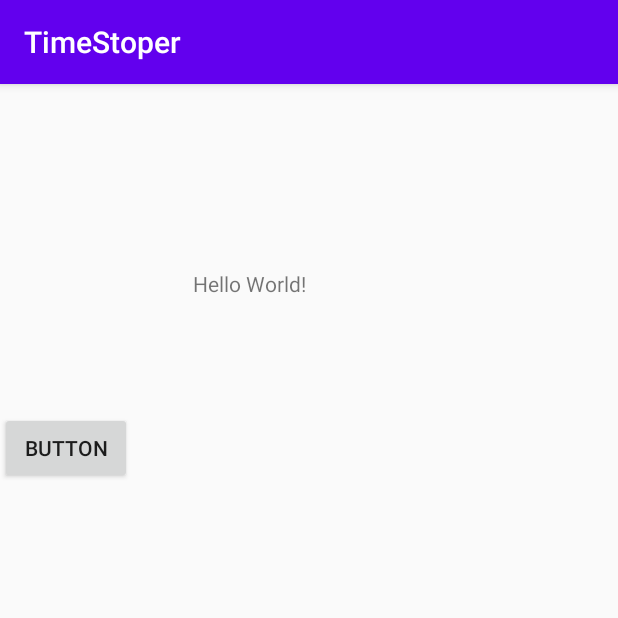
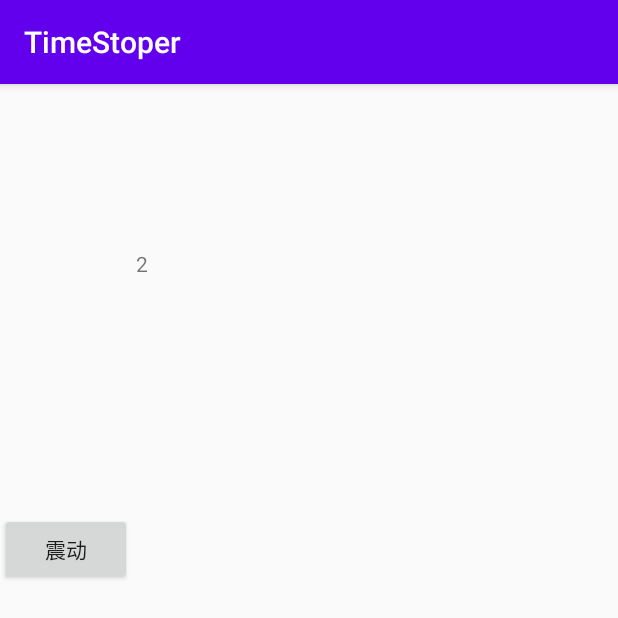
Before and after one commit to Wickyan/TimeStoper, an Android app: the screen it shows after launch (MainActivity), on a phone screen of 412 x 824 dp. Shown: the top 618 px of the screen. Run offline under Robolectric (Android 15) with nearby library versions, the phone set to English and light mode, and no system bars.

Commit message:
数字累加

```diff
--- a/app/src/main/AndroidManifest.xml
+++ b/app/src/main/AndroidManifest.xml
@@ -18,4 +18,5 @@
         </activity>
     </application>
 
+    <uses-permission android:name="android.permission.VIBRATE"/>
 </manifest>
--- a/app/src/main/java/com/example/timestoper/MainActivity.java
+++ b/app/src/main/java/com/example/timestoper/MainActivity.java
@@ -2,13 +2,63 @@ package com.example.timestoper;
 
 import androidx.appcompat.app.AppCompatActivity;
 
+import android.media.Ringtone;
+import android.media.RingtoneManager;
+import android.net.Uri;
 import android.os.Bundle;
+import android.os.Vibrator;
+import android.view.View;
+import android.widget.TextView;
+import android.widget.Toast;
 
 public class MainActivity extends AppCompatActivity {
+    private TextView tv;
+    private int i = 0;
 
     @Override
     protected void onCreate(Bundle savedInstanceState) {
         super.onCreate(savedInstanceState);
         setContentView(R.layout.activity_main);
+
+
+        tv = (TextView) findViewById(R.id.textView);
+        tv.setText("aaaa");
+
+        new Thread(new Runnable() {
+
+            @Override
+            public void run() {
+                // TODO Auto-generated method stub
+                while (true) {
+                    try {
+                        tv.setText(String.valueOf((i++)));
+                        Thread.sleep(1000);
+                    } catch (Exception e) {
+                        // TODO Auto-generated catch block
+                        e.printStackTrace();
+                    }
+                }
+            }
+        }).start();
+    }
+
+    public void demo(View view) {
+        Toast.makeText(MainActivity.this, "第个6按钮被点击了",Toast.LENGTH_SHORT).show();
+
+        /*
+         震动
+         */
+        vibrateByTime(100);
+        /*
+        默认声音
+         */
+        Uri notification = RingtoneManager.getDefaultUri(RingtoneManager.TYPE_NOTIFICATION);
+        Ringtone r = RingtoneManager.getRingtone(getApplicationContext(), notification);
+        r.play();
+    }
+    public void vibrateByTime(int time)
+    {
+        Vibrator vibrator = (Vibrator)this.getSystemService(this.VIBRATOR_SERVICE);
+        vibrator.vibrate(time);
     }
 }
--- a/app/src/main/res/layout/activity_main.xml
+++ b/app/src/main/res/layout/activity_main.xml
@@ -4,12 +4,14 @@
     xmlns:tools="http://schemas.android.com/tools"
     android:layout_width="match_parent"
     android:layout_height="match_parent"
-    tools:context=".MainActivity">
+    tools:context=".MainActivity"
+    android:keepScreenOn="true"
+    >
 
     <TextView
         android:id="@+id/textView"
-        android:layout_width="wrap_content"
-        android:layout_height="wrap_content"
+        android:layout_width="174dp"
+        android:layout_height="100dp"
         android:text="Hello World!"
         app:layout_constraintBottom_toBottomOf="parent"
         app:layout_constraintHorizontal_bias="0.382"
@@ -23,8 +25,9 @@
         android:layout_width="wrap_content"
         android:layout_height="wrap_content"
         android:layout_marginTop="76dp"
-        android:text="Button"
+        android:text="震动"
         app:layout_constraintTop_toBottomOf="@+id/textView"
-        tools:layout_editor_absoluteX="116dp" />
+        tools:layout_editor_absoluteX="134dp"
+        android:onClick="demo"/>
 
 </androidx.constraintlayout.widget.ConstraintLayout>
```
